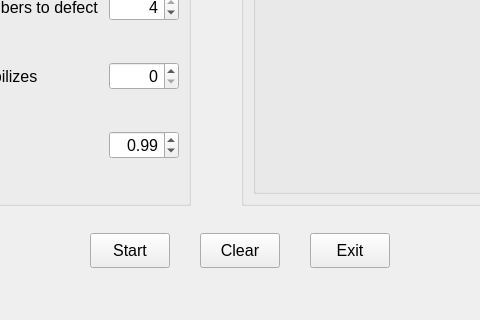
Above: ui/tps.ui from joshuad31/TandaPay-Simulation before the change; both pictures show x 303 to 783 and y 615 to 935 of the 1086 by 935 pixel window. Below: the same form after it.
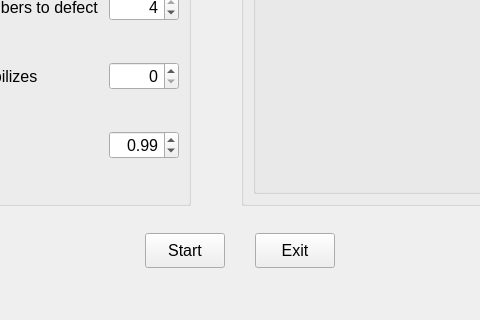
That is the form after the change. Icons and pictures are not drawn.

Commit message: Removed `clear` button.

Patch:
```diff
--- a/ui/tps.ui
+++ b/ui/tps.ui
@@ -863,19 +863,6 @@
          </property>
         </widget>
        </item>
-       <item>
-        <widget class="QPushButton" name="btn_clear">
-         <property name="minimumSize">
-          <size>
-           <width>0</width>
-           <height>35</height>
-          </size>
-         </property>
-         <property name="text">
-          <string>Clear</string>
-         </property>
-        </widget>
-       </item>
        <item>
         <widget class="QPushButton" name="btn_exit">
          <property name="minimumSize">
```
The commit also changes 2 other files.
